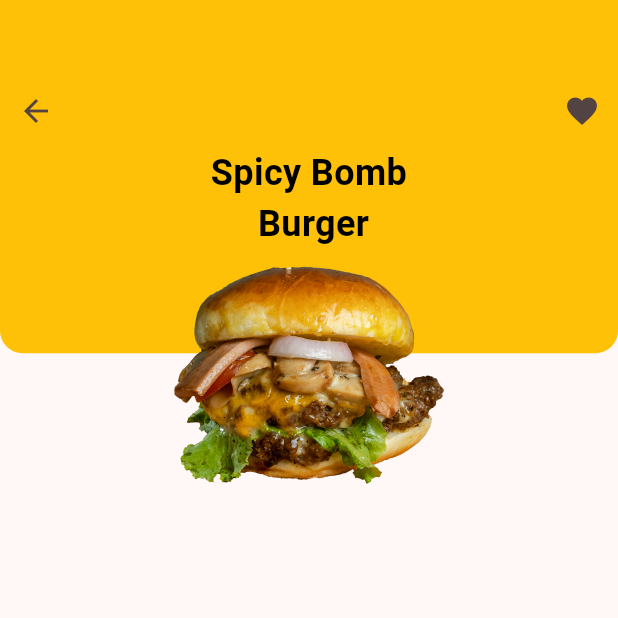
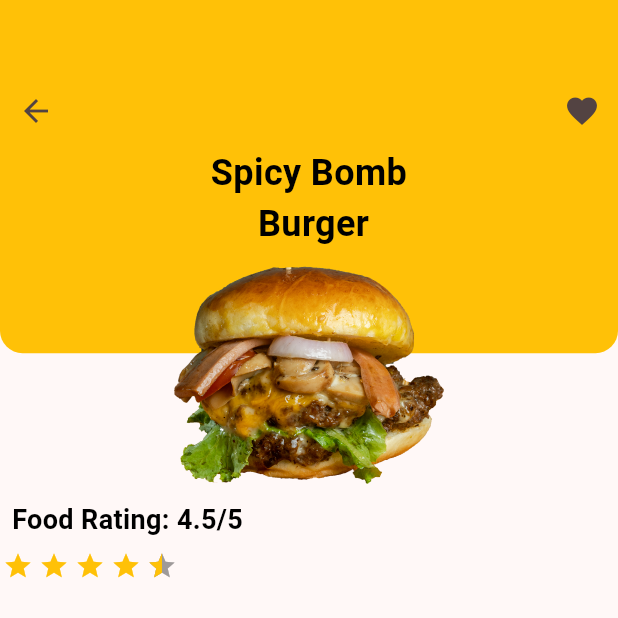
Before and after one commit to Kakon007/food_app_ui_kit, a Flutter app: the screen it shows after launch, after a tap on an icon or button, on a phone screen of 412 x 824 dp, the top half of it. Run offline on Flutter 3.47's test engine with Material 3 defaults, Android fonts, the phone set to English and light mode, and no system bars; drawn by our look-alikes of flutter_animate, flutter_rating_bar.

Commit message:
Some changes

```diff
--- a/lib/view/food_details/food_details_view.dart
+++ b/lib/view/food_details/food_details_view.dart
@@ -1,5 +1,6 @@
 import 'package:flutter/material.dart';
 import 'package:flutter_animate/flutter_animate.dart';
+import 'package:flutter_rating_bar/flutter_rating_bar.dart';
 
 class FoodDetailsView extends StatelessWidget {
   final int? heroTagIndex;
@@ -13,6 +14,7 @@ class FoodDetailsView extends StatelessWidget {
       child: Stack(
         children: [
           Column(
+            crossAxisAlignment: CrossAxisAlignment.start,
             children: [
               Container(
                 height: MediaQuery.of(context).size.height / 3.5,
@@ -65,8 +67,32 @@ class FoodDetailsView extends StatelessWidget {
                 ),
               ),
               const SizedBox(
-                height: 50,
+                height: 90,
               ),
+              const Padding(
+                padding: EdgeInsets.all(8.0),
+                child: Text('Food Rating: 4.5/5',
+                    style: TextStyle(
+                        color: Colors.black,
+                        fontSize: 18,
+                        fontWeight: FontWeight.bold)),
+              ),
+              RatingBar.builder(
+                itemSize: 20,
+                initialRating: 4.5,
+                minRating: 1,
+                direction: Axis.horizontal,
+                allowHalfRating: true,
+                itemCount: 5,
+                itemPadding: const EdgeInsets.symmetric(horizontal: 2.0),
+                itemBuilder: (context, _) => const Icon(
+                  Icons.star,
+                  color: Colors.amber,
+                ),
+                onRatingUpdate: (rating) {
+                  print(rating);
+                },
+              )
             ],
           ),
           Align(
--- a/pubspec.yaml
+++ b/pubspec.yaml
@@ -36,6 +36,7 @@ dependencies:
   # Use with the CupertinoIcons class for iOS style icons.
   cupertino_icons: ^1.0.6
   flutter_animate: ^4.5.0
+  flutter_rating_bar: ^4.0.1
 
 dev_dependencies:
   flutter_test:
```
Also changed, not shown: pubspec.lock.
